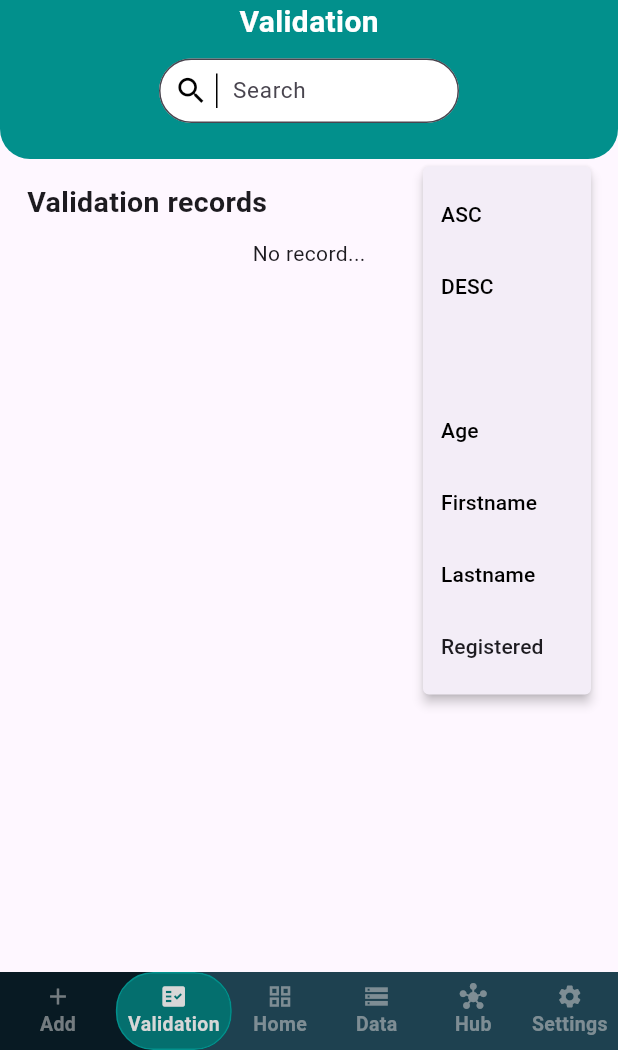
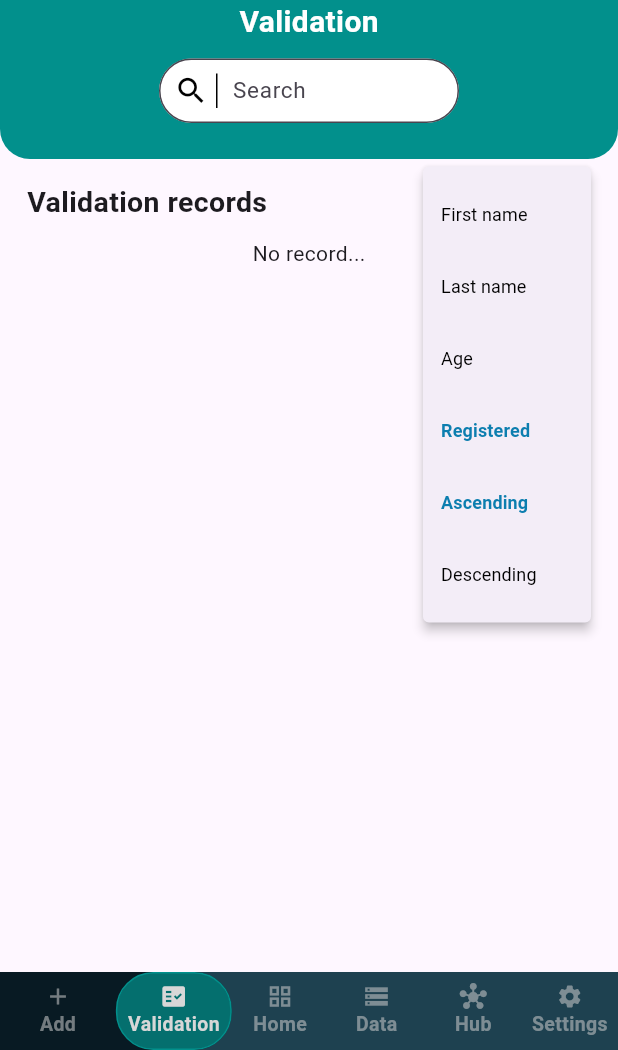
Before and after one commit to hikusama/sksalaan_mobile, a Flutter app: the screen it shows after launch, item 2 of the bottom bar chosen, after a tap on the "tune" icon, on a phone screen of 412 x 824 dp, the part 186-1236 px from its top. Run offline on Flutter 3.47's test engine with Material 3 defaults, Android fonts, the phone set to English and light mode, and no system bars; our stand-ins replace confetti, dio, drift, fl_chart, flutter_secure_storage; missing offline and left inert: flutter_exit_app; accounts and stored records are empty; generated files the repository leaves out were written again.

Commit message:
fixed drop down menu null error

```diff
--- a/lib/presentation/screens/validation_screen.dart
+++ b/lib/presentation/screens/validation_screen.dart
@@ -26,20 +26,26 @@ class ValidationScreenState extends State<ValidationScreen> {
   bool isDeleteSuccess = false;
   final int _limit = 5;
   bool _isInitialLoading = true;
-  String sort = 'regiteredAt';
+  String sort = 'registerAt';
+  bool ascending = true;
 
   @override
   void initState() {
     super.initState();
-    _loadInitialData('');
+    _loadInitialData(arg: '');
   }
 
-  Future<void> _loadInitialData(String arg) async {
+  Future<void> _loadInitialData({
+    String arg = "",
+    String val = 'Validated',
+  }) async {
     final res = await db.getAllYouthProfiles(
       offset: _offset,
       limit: _limit,
       searchKeyword: arg,
-      validated: 'Validated',
+      sortBy: sort,
+      validated: val,
+      ascending: ascending,
     );
 
     setState(() {
@@ -60,10 +66,12 @@ class ValidationScreenState extends State<ValidationScreen> {
     });
 
     final res = await db.getAllYouthProfiles(
+      sortBy: sort,
       offset: _offset,
       limit: _limit,
       searchKeyword: '',
       validated: 'Validated',
+      ascending: ascending,
     );
     final List<FullYouthProfile> moreProfiles = List<FullYouthProfile>.from(
       res['youth'],
@@ -99,7 +107,7 @@ class ValidationScreenState extends State<ValidationScreen> {
                         onRefresh: () async {
                           _offset = 0;
                           _isInitialLoading = true;
-                          await _loadInitialData('');
+                          await _loadInitialData(arg: '');
                         },
                         child: Scrollbar(
                           thumbVisibility:
@@ -152,83 +160,87 @@ class ValidationScreenState extends State<ValidationScreen> {
           Row(
             children: [
               Text('Sort '),
-              PopupMenuButton(
-                icon: Icon(
-                  Icons.tune,
-                  color: const Color.fromARGB(255, 0, 0, 0),
-                ),
-                onSelected: (value) {},
-                itemBuilder:
-                    (context) => [
-                      PopupMenuItem(
-                        value: 'ASC',
-                        child: Text(
-                          'ASC',
-                          style: TextStyle(
-                            color:
-                                sort == 'ASC'
-                                    ? Color.fromARGB(255, 30, 65, 80)
-                                    : Colors.black,
-                          ),
+              PopupMenuButton<String>(
+                icon: const Icon(Icons.tune, color: Colors.black),
+                onSelected: (value) async {
+                  if (value == 'desc' || value == 'asc') {
+                    setState(() {
+                      _offset = 0;
+                      ascending = value == 'asc' ? true : false;
+                    });
+                    await _loadInitialData(arg: '');
+                  } else {
+                    setState(() {
+                      sort = value;
+                      _offset = 0;
+                      _isInitialLoading = true;
+                    });
+                    await _loadInitialData(arg: '');
+                  }
+                },
+                itemBuilder: (context) {
+                  final sortOptions = {
+                    'fname': 'First name',
+                    'lname': 'Last name',
+                    'age': 'Age',
+                    'registerAt': 'Registered',
+                    'asc': 'Ascending',
+                    'desc': 'Descending',
+                  };
+
+                  return sortOptions.entries.map((entry) {
+                    final isActive = sort == entry.key;
+                    debugPrint('f: $sort');
+                    debugPrint('k: ${entry.key}');
+                    return PopupMenuItem<String>(
+                      value: entry.key,
+                      child: Text(
+                        entry.value,
+                        style: TextStyle(
+                          fontSize: 12,
+                          fontWeight:
+                              (entry.key == 'desc' || entry.key == 'asc')
+                                  ? entry.key == 'asc'
+                                      ? ascending
+                                          ? FontWeight.bold
+                                          : FontWeight.normal
+                                      : entry.key == 'desc'
+                                      ? !ascending
+                                          ? FontWeight.bold
+                                          : FontWeight.normal
+                                      : FontWeight.normal
+                                  : isActive
+                                  ? FontWeight.bold
+                                  : FontWeight.normal,
+                          color:
+                              (entry.key == 'desc' || entry.key == 'asc')
+                                  ? entry.key == 'asc'
+                                      ? ascending
+                                          ? const Color.fromARGB(
+                                            255,
+                                            12,
+                                            126,
+                                            175,
+                                          )
+                                          : Colors.black
+                                      : entry.key == 'desc'
+                                      ? !ascending
+                                          ? const Color.fromARGB(
+                                            255,
+                                            12,
+                                            126,
+                                            175,
+                                          )
+                                          : Colors.black
+                                      : Colors.black
+                                  : isActive
+                                  ? const Color.fromARGB(255, 12, 126, 175)
+                                  : Colors.black,
                         ),
                       ),
-                      PopupMenuItem(
-                        value: 'DESC',
-                        child: Text(
-                          'DESC',
-                          style: TextStyle(
-                            color:
-                                sort == 'DESC'
-                                    ? Color.fromARGB(255, 30, 65, 80)
-                                    : Colors.black,
-                          ),
-                        ),
-                      ),
-                      PopupMenuItem(
-                        value: 'delete',
-                        child: SizedBox(height: 15),
-                      ),
-                      PopupMenuItem(
-                        value: 'age',
-                        child: Text(
-                          'Age',
-                          style: TextStyle(
-                            color:
-                                sort == 'age'
-                                    ? Color.fromARGB(255, 30, 65, 80)
-                                    : Colors.black,
-                          ),
-                        ),
-                      ),
-                      PopupMenuItem(
-                        value: 'fname',
-                        child: Text(
-                          'Firstname',
-                          style: TextStyle(
-                            color:
-                                sort == 'fname'
-                                    ? Color.fromARGB(255, 30, 65, 80)
-                                    : Colors.black,
-                          ),
-                        ),
-                      ),
-                      PopupMenuItem(
-                        value: 'lname',
-                        child: Text(
-                          'Lastname',
-                          style: TextStyle(
-                            color:
-                                sort == 'lname'
-                                    ? Color.fromARGB(255, 30, 65, 80)
-                                    : Colors.black,
-                          ),
-                        ),
-                      ),
-                      PopupMenuItem(
-                        value: 'regiteredAt',
-                        child: Text('Registered'),
-                      ),
-                    ],
+                    );
+                  }).toList();
+                },
               ),
             ],
           ),
@@ -282,7 +294,7 @@ class ValidationScreenState extends State<ValidationScreen> {
                   onChanged: (value) {
                     _offset = 0;
                     _isInitialLoading = true;
-                    _loadInitialData(value.trim());
+                    _loadInitialData(arg: value.trim());
                   },
                 ),
                 Positioned(
@@ -447,7 +459,8 @@ class ValidationScreenState extends State<ValidationScreen> {
                             Navigator.push(
                               context,
                               MaterialPageRoute(
-                                builder: (context) => Validate(profiles: profile),
+                                builder:
+                                    (context) => Validate(profiles: profile),
                               ),
                             );
                             break;
```
